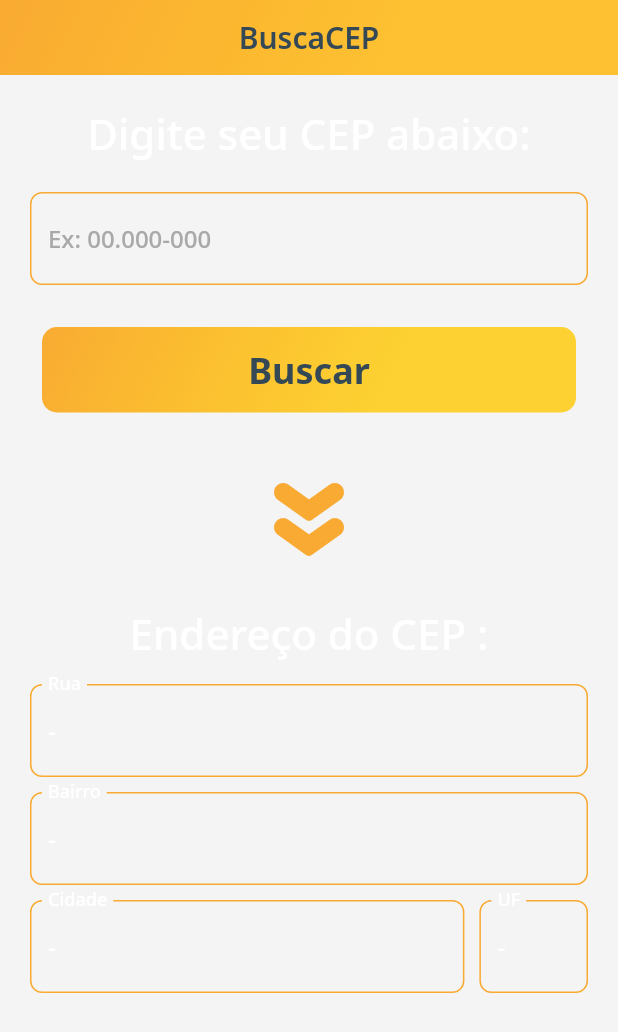
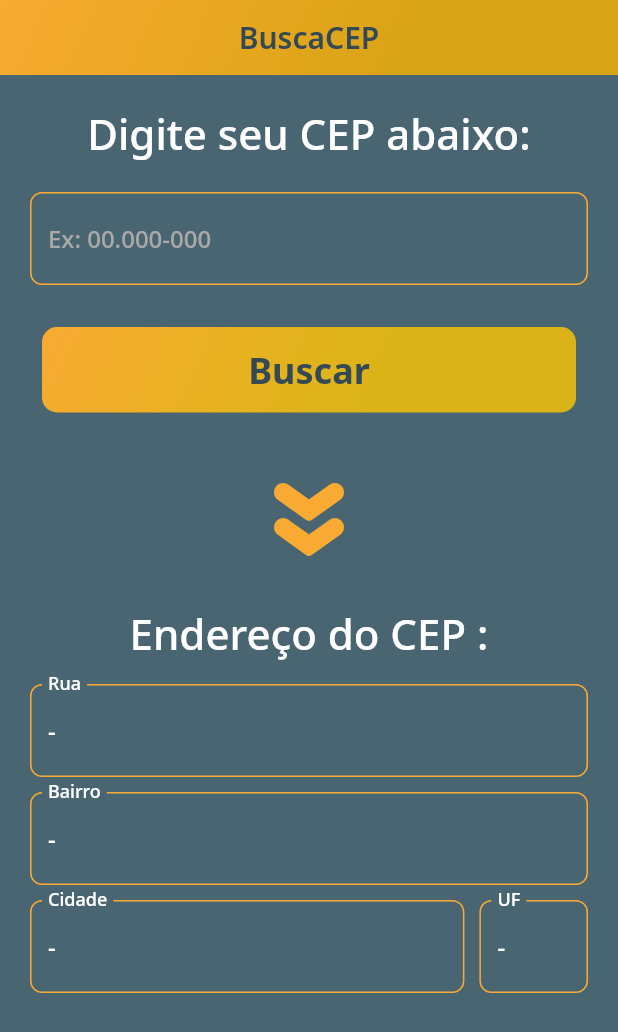
Before and after one commit to TalisTM/busca_cep, a Flutter app: the screen it shows after launch, on a phone screen of 412 x 824 dp. Shown: the top 1032 px of the screen. Run offline on Flutter 3.47's test engine with Material 2 defaults, Android fonts, the phone set to English and light mode, and no system bars; our stand-ins replace google_fonts, mask_text_input_formatter.

Commit message:
teste de build 4

```diff
--- a/lib/app/app_colors.dart
+++ b/lib/app/app_colors.dart
@@ -6,7 +6,7 @@ import 'package:flutter/material.dart';
 class AppColors {
 
   static final Color primary = Color(0xFFF9AA33);
-  static final Color secundary = Color(0xFFF4F4F4);
+  static final Color secundary = Color(0xFF4A6572);
   static final Color darkGrey = Color(0xFF344955);
   static final Color lightGrey = Color(0xFFA9A9A9);
   static final Color lightYellow = Color(0xFFFFD700);
```
